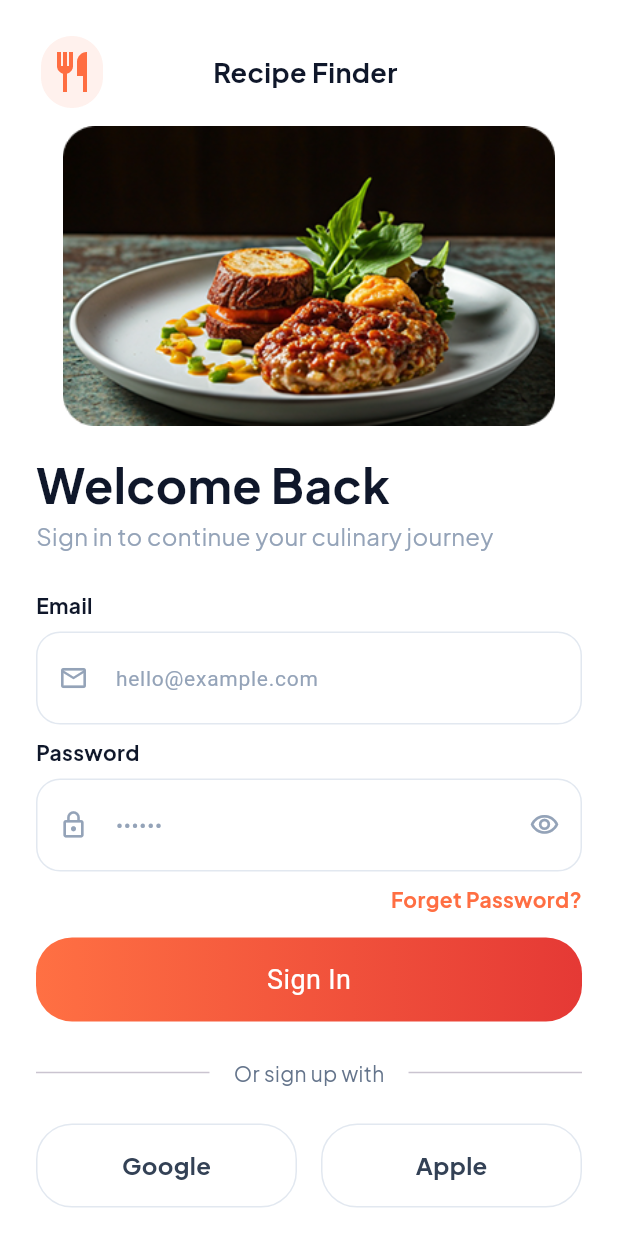
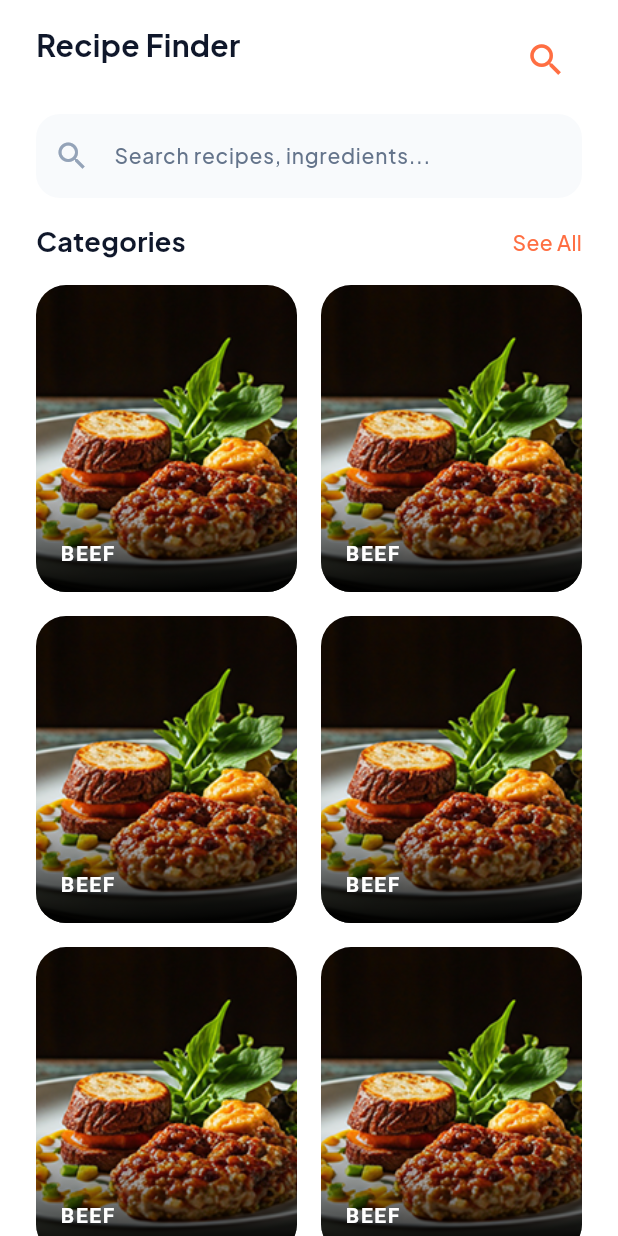
Before and after one commit to Abdallah-2003/my_recipe_app, a Flutter app: the screen it shows after launch, on a phone screen of 412 x 824 dp. Run offline on Flutter 3.47's test engine with Material 3 defaults, Android fonts, the phone set to English and light mode, and no system bars.

Commit message:
home view done

```diff
--- a/lib/core/constant/app_strings.dart
+++ b/lib/core/constant/app_strings.dart
@@ -26,5 +26,11 @@ abstract class AppStrings {
   static const String signInToContinue = 'Sign in to continue your culinary journey';
   static const String forgetPassword = 'Forget Password?';
   static const String noAccount = "Don't have an account?";
+  static const String orSignInWith = 'Or sign in with';
+
+  // home screen
+  static const String searchRecipe = 'Search recipes, ingredients...';
+  static const String categories = 'Categories';
+  static const String seeAll = 'See All';
 
 }
--- a/lib/features/auth/presentation/views/sign_in_view.dart
+++ b/lib/features/auth/presentation/views/sign_in_view.dart
@@ -22,7 +22,9 @@ class SignInView extends StatelessWidget {
               const SizedBox(height: 24,),
               SignInForm(),
               const SizedBox(height: 24,),
-              SocialSignUp(),
+              SocialSignUp(
+                text: AppStrings.orSignInWith,
+              ),
               const SizedBox(height: 24,),
               Row(
                 mainAxisAlignment: MainAxisAlignment.center,
--- a/lib/features/auth/presentation/views/sign_up_view.dart
+++ b/lib/features/auth/presentation/views/sign_up_view.dart
@@ -22,7 +22,9 @@ class SignUpView extends StatelessWidget {
               const SizedBox(height: 24),
               const SignUpForm(),
               const SizedBox(height: 24),
-              const SocialSignUp(),
+              const SocialSignUp(
+                text: AppStrings.orSignUpWith,
+              ),
               const SizedBox(height: 24),
               Row(
                 mainAxisAlignment: MainAxisAlignment.center,
--- a/lib/features/auth/presentation/views/widgets/social_sign_up.dart
+++ b/lib/features/auth/presentation/views/widgets/social_sign_up.dart
@@ -4,7 +4,9 @@ import 'package:my_recipe/core/theme/text_styles.dart';
 import 'package:my_recipe/features/auth/presentation/views/widgets/social_bottom.dart';
 
 class SocialSignUp extends StatelessWidget {
-  const SocialSignUp({super.key});
+  const SocialSignUp({super.key, required this.text});
+
+  final String text;
 
   @override
   Widget build(BuildContext context) {
@@ -15,7 +17,7 @@ class SocialSignUp extends StatelessWidget {
             const Expanded(child: Divider()),
             Padding(
               padding: const EdgeInsets.symmetric(horizontal: 16),
-              child: Text(AppStrings.orSignUpWith, style: AppTextStyles.styleRegular14),
+              child: Text(text, style: AppTextStyles.styleRegular14),
             ),
             const Expanded(child: Divider()),
           ],
--- /dev/null
+++ b/lib/features/home/presentation/views/home_view.dart
@@ -0,0 +1,41 @@
+import 'package:flutter/material.dart';
+import 'package:my_recipe/core/constant/app_colors.dart';
+import 'package:my_recipe/core/constant/app_strings.dart';
+import 'package:my_recipe/core/theme/text_styles.dart';
+import 'package:my_recipe/features/home/presentation/views/widgets/categories_grid.dart';
+import 'package:my_recipe/features/home/presentation/views/widgets/custom_search_bar.dart';
+import 'package:my_recipe/features/home/presentation/views/widgets/home_header.dart';
+
+class HomeView extends StatelessWidget {
+  const HomeView({super.key});
+
+  @override
+  Widget build(BuildContext context) {
+    return Scaffold(
+      backgroundColor: Colors.white,
+      body: SafeArea(
+        child: SingleChildScrollView(
+          padding: const EdgeInsets.symmetric(horizontal: 24.0, vertical: 16.0),
+          child: Column(
+            crossAxisAlignment: CrossAxisAlignment.start,
+            children: [
+              const HomeHeader(),
+              const SizedBox(height: 12),
+              const CustomSearchBar(),
+              const SizedBox(height: 16),
+              Row(
+                mainAxisAlignment: MainAxisAlignment.spaceBetween,
+                children: [
+                  Text(AppStrings.categories, style: AppTextStyles.styleBold18),
+                  Text(AppStrings.seeAll, style: AppTextStyles.styleMedium14.copyWith(color: AppColors.primary)),
+                ],
+              ),
+              const SizedBox(height: 16),
+              const CategoriesGrid(),
+            ],
+          ),
+        ),
+      ),
+    );
+  }
+}
--- /dev/null
+++ b/lib/features/home/presentation/views/widgets/categories_grid.dart
@@ -0,0 +1,27 @@
+import 'package:flutter/material.dart';
+import 'package:my_recipe/features/home/presentation/views/widgets/category_card.dart';
+
+class CategoriesGrid extends StatelessWidget {
+  const CategoriesGrid({super.key});
+
+  @override
+  Widget build(BuildContext context) {
+    return GridView.builder(
+      shrinkWrap: true,
+      physics: NeverScrollableScrollPhysics(),
+      gridDelegate: const SliverGridDelegateWithFixedCrossAxisCount(
+        crossAxisCount: 2,
+        crossAxisSpacing: 16,
+        mainAxisSpacing: 16,
+        childAspectRatio: 0.85,
+      ),
+      itemCount: 8,
+      itemBuilder: (context, index) {
+        return CategoryCard(
+          title: 'BEEF',
+          imagePath: 'assets/images/image.png',
+        );
+      },
+    );
+  }
+}
--- /dev/null
+++ b/lib/features/home/presentation/views/widgets/category_card.dart
@@ -0,0 +1,48 @@
+
+import 'package:flutter/material.dart';
+
+class CategoryCard extends StatelessWidget {
+  final String title;
+  final String imagePath;
+
+  const CategoryCard({super.key, required this.title, required this.imagePath});
+
+  @override
+  Widget build(BuildContext context) {
+    return ClipRRect(
+      borderRadius: BorderRadius.circular(20),
+      child: Stack(
+        fit: StackFit.expand,
+        children: [
+          Image.asset(imagePath, fit: BoxFit.cover),
+          Container(
+            decoration: const BoxDecoration(
+              gradient: LinearGradient(
+                begin: Alignment.topCenter,
+                end: Alignment.bottomCenter,
+                colors: [
+                  Colors.transparent,
+                  Colors.black87,
+                ],
+                stops: [0.6, 1.0],
+              ),
+            ),
+          ),
+          Positioned(
+            bottom: 16,
+            left: 16,
+            child: Text(
+              title,
+              style: const TextStyle(
+                color: Colors.white,
+                fontWeight: FontWeight.bold,
+                fontSize: 14,
+                letterSpacing: 1.1,
+              ),
+            ),
+          ),
+        ],
+      ),
+    );
+  }
+}
--- /dev/null
+++ b/lib/features/home/presentation/views/widgets/custom_search_bar.dart
@@ -0,0 +1,26 @@
+import 'package:flutter/material.dart';
+import 'package:my_recipe/core/constant/app_strings.dart';
+import 'package:my_recipe/core/theme/text_styles.dart';
+
+class CustomSearchBar extends StatelessWidget {
+  const CustomSearchBar({super.key});
+
+  @override
+  Widget build(BuildContext context) {
+    return Container(
+      decoration: BoxDecoration(
+        color: const Color(0xFFF8FAFC),
+        borderRadius: BorderRadius.circular(16),
+      ),
+      child: TextField(
+        decoration: InputDecoration(
+          prefixIcon: const Icon(Icons.search, color: Color(0xFF94A3B8)),
+          hintText: AppStrings.searchRecipe,
+          hintStyle: AppTextStyles.styleMedium14,
+          border: InputBorder.none,
+          contentPadding: const EdgeInsets.symmetric(vertical: 16),
+        ),
+      ),
+    );
+  }
+}
--- /dev/null
+++ b/lib/features/home/presentation/views/widgets/home_header.dart
@@ -0,0 +1,26 @@
+import 'package:flutter/material.dart';
+import 'package:my_recipe/core/constant/app_colors.dart';
+import 'package:my_recipe/core/constant/app_strings.dart';
+import 'package:my_recipe/core/theme/text_styles.dart';
+
+class HomeHeader extends StatelessWidget {
+  const HomeHeader({super.key});
+
+  @override
+  Widget build(BuildContext context) {
+    return Row(
+      mainAxisAlignment: MainAxisAlignment.spaceBetween,
+      crossAxisAlignment: CrossAxisAlignment.start,
+      children: [
+        Text(
+          AppStrings.recipeFinder,
+          style: AppTextStyles.styleBold20,
+        ),
+        IconButton(
+          onPressed: () {},
+          icon: const Icon(Icons.search, color: AppColors.primary, size: 28),
+        ),
+      ],
+    );
+  }
+}
--- a/lib/main.dart
+++ b/lib/main.dart
@@ -1,5 +1,5 @@
 import 'package:flutter/material.dart';
-import 'package:my_recipe/features/auth/presentation/views/sign_in_view.dart';
+import 'package:my_recipe/features/home/presentation/views/home_view.dart';
 
 void main() {
   runApp(const MyRecipe());
@@ -13,7 +13,7 @@ class MyRecipe extends StatelessWidget {
     return MaterialApp(
       debugShowCheckedModeBanner: false,
       title: 'my recipe app',
-      home: const SignInView(),
+      home: const HomeView(),
     );
   }
 }
```
